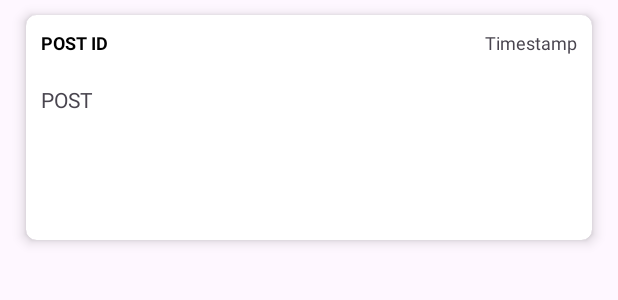
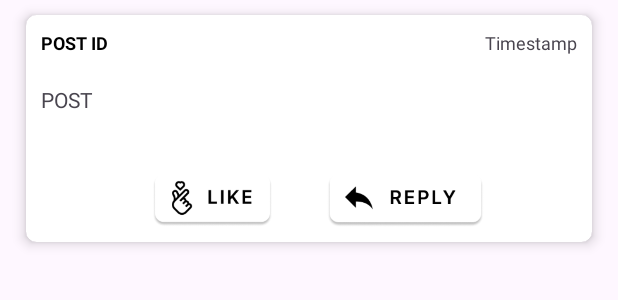
Before and after one commit to debojitdas598/SocialMedia1, an Android app: the layout postcards.xml on its own in the app's theme, with its tools: preview values and no code run, on a phone screen of 412 x 824 dp. Shown: the top 300 px of the screen. Run offline under Robolectric (Android 15) with nearby library versions, the phone set to English and light mode, and no system bars.

Commit message:
added liked and reply button (not functioning yet)

```diff
--- a/app/src/main/AndroidManifest.xml
+++ b/app/src/main/AndroidManifest.xml
@@ -18,7 +18,7 @@
         tools:targetApi="31">
         <activity
             android:name=".ui.activities.BoardSelector"
-            android:exported="false" />
+            android:exported="true" />
         <activity
             android:name=".ui.activities.Signup"
             android:exported="true" />
--- a/app/src/main/res/layout/postcards.xml
+++ b/app/src/main/res/layout/postcards.xml
@@ -4,7 +4,7 @@
     xmlns:app="http://schemas.android.com/apk/res-auto"
     xmlns:tools="http://schemas.android.com/tools"
     android:layout_width="match_parent"
-    android:layout_height="170dp"
+    android:layout_height="wrap_content"
     android:id="@+id/cv"
 
     app:flow_verticalGap="3dp"
@@ -58,7 +58,32 @@
              android:id="@+id/posttext"
              android:layout_marginTop="20dp"/>
 
+        <androidx.appcompat.widget.LinearLayoutCompat
+            android:layout_width="match_parent"
+            android:layout_height="wrap_content"
+            android:orientation="horizontal"
+            android:layout_marginHorizontal="50dp"
+            android:layout_marginTop="40dp">
+
+            <ImageView
+                android:layout_width="90dp"
+                android:layout_height="35dp"
+                android:layout_weight="1"
+                android:id="@+id/likebtn"
+                android:src="@drawable/unlikebutton"/>
+
+            <ImageView
+                android:layout_width="90dp"
+                android:layout_height="35dp"
+                android:layout_weight="1"
+                android:id="@+id/replybtn"
+                android:src="@drawable/reply"/>
+
+        </androidx.appcompat.widget.LinearLayoutCompat>
+
     </androidx.appcompat.widget.LinearLayoutCompat>
 
 
+
+
 </androidx.cardview.widget.CardView>
```
Also changed, not shown: app/src/main/java/com/example/socialmedia1/ui/activities/BoardSelector.java (+19 -1 lines), app/src/main/java/com/example/socialmedia1/ui/fragments/PostDialogFragment.java (+10 -13 lines), app/src/main/res/layout/activity_board_selector.xml (+22 -3 lines), app/src/main/res/drawable/likedbutton.png (added), app/src/main/res/drawable/reply.png (added), app/src/main/res/drawable/unlikebutton.png (added).
